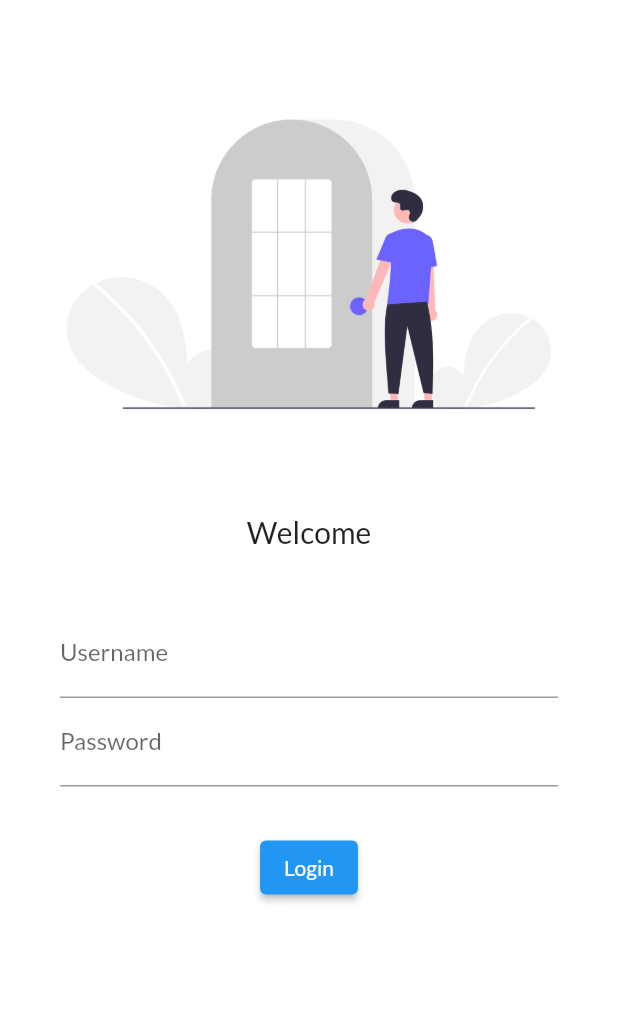
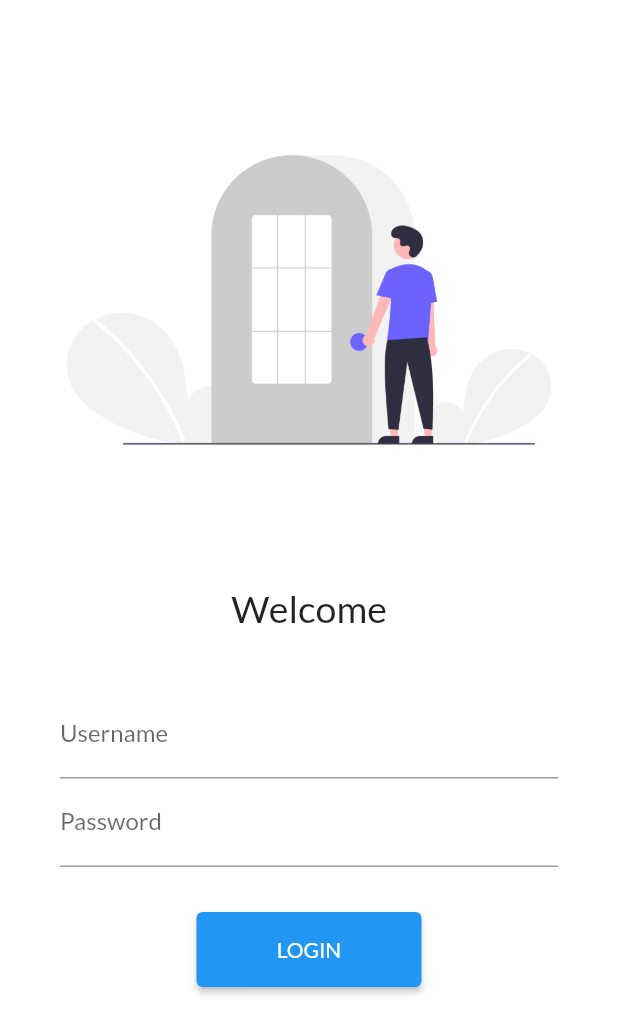
Before and after one commit to PriyangshuJS/Flutter_30, a Flutter app: the screen it shows after launch, on a phone screen of 412 x 824 dp. Shown: the top 1034 px of the screen. Run offline on Flutter 3.47's test engine with Material 2 defaults, Android fonts, the phone set to English and light mode, and no system bars; our stand-ins replace google_fonts.

Commit message:
5th Commit

```diff
--- a/lib/Pages/Login_pge.dart
+++ b/lib/Pages/Login_pge.dart
@@ -1,3 +1,4 @@
+import 'package:app1/Utility/routes.dart';
 import 'package:flutter/material.dart';
 
 class LoginPage extends StatelessWidget {
@@ -5,6 +6,7 @@ class LoginPage extends StatelessWidget {
   Widget build(BuildContext context) {
     return Material(
         color: Colors.white,
+        child: SingleChildScrollView(
           child: Column(
             children: [
               SizedBox(
@@ -13,6 +15,7 @@ class LoginPage extends StatelessWidget {
               Image.asset(
                 "assets/images/Login_img.png",
                 fit: BoxFit.contain,
+                height: 300,
               ),
               SizedBox(
                 height: 40,
@@ -20,15 +23,15 @@ class LoginPage extends StatelessWidget {
               Text(
                 "Welcome",
                 style: TextStyle(
-                fontSize: 20,
+                  fontSize: 25,
                 ),
               ),
               SizedBox(
                 height: 20.0,
               ),
               Padding(
-              padding:
-                  const EdgeInsets.symmetric(vertical: 20.0, horizontal: 40.0),
+                padding: const EdgeInsets.symmetric(
+                    vertical: 20.0, horizontal: 40.0),
                 child: Column(
                   children: [
                     TextFormField(
@@ -44,15 +47,17 @@ class LoginPage extends StatelessWidget {
                       height: 30.0,
                     ),
                     ElevatedButton(
-                    child: Text("Login"),
+                      child: Text("LOGIN"),
+                      style: TextButton.styleFrom(minimumSize: Size(150, 50)),
                       onPressed: () {
-                      print("Yo Welcome !!");
+                        Navigator.pushNamed(context, MyRoutes.homeroute);
                       },
                     )
                   ],
                 ),
               )
             ],
+          ),
         ));
   }
 }
--- /dev/null
+++ b/lib/Utility/routes.dart
@@ -0,0 +1,4 @@
+class MyRoutes {
+  static String loginroute = "/login";
+  static String homeroute = "/home";
+}
--- a/lib/main.dart
+++ b/lib/main.dart
@@ -1,3 +1,4 @@
+import 'package:app1/Utility/routes.dart';
 import 'package:flutter/material.dart';
 import 'Pages/home_page.dart';
 import 'Pages/Login_pge.dart';
@@ -20,9 +21,9 @@ class App1 extends StatelessWidget {
       darkTheme: ThemeData(brightness: Brightness.dark),
 
       routes: {
-        "/": (context) =>
-            LoginPage(), // "/" This is default, line 12 is no longer needed.
-        "/login": (context) => LoginPage(),
+        "/": (context) => LoginPage(),
+        MyRoutes.homeroute: (context) => Homepage(),
+        MyRoutes.loginroute: (context) => LoginPage(),
       },
     );
   }
```
Lines whose indentation alone changed are shown as unchanged.
